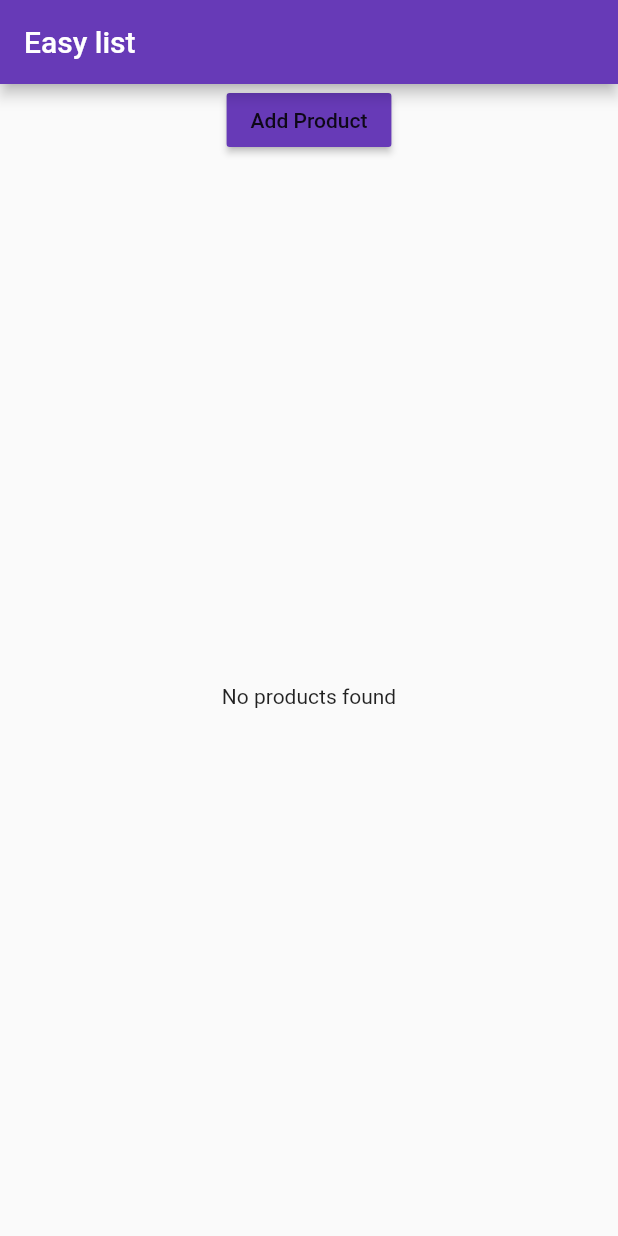
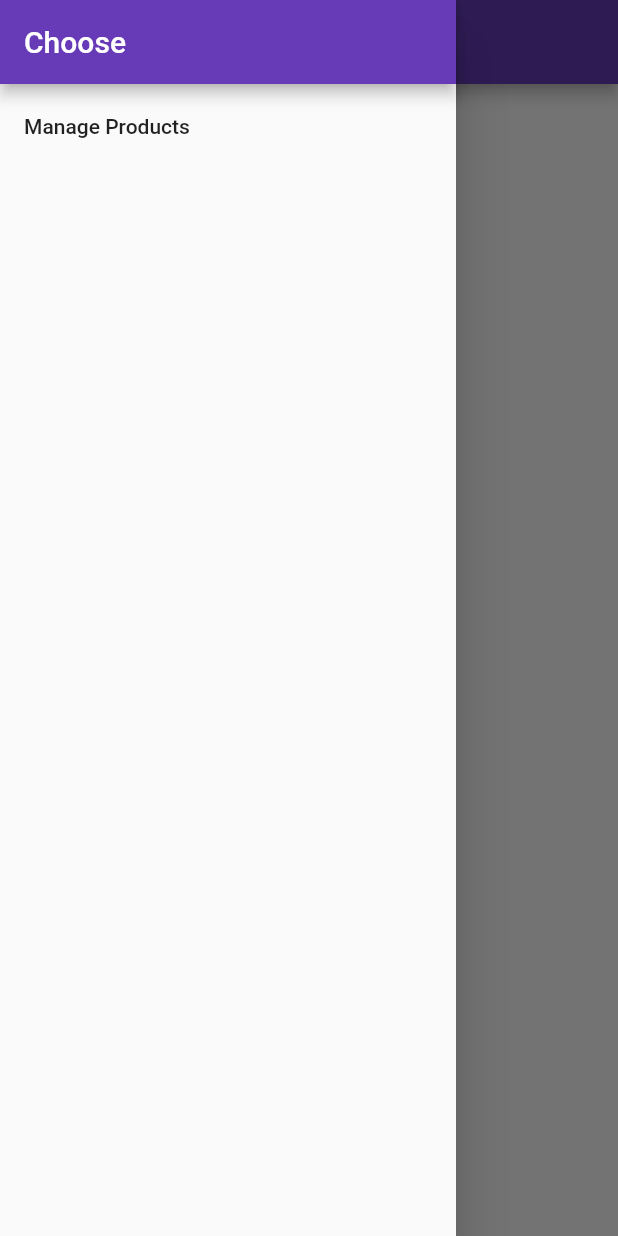
Before and after one commit to VasanthakumarV/mm-flutter, a Flutter app: the ProductsPage screen opened directly, with the side drawer open (before the commit the screen has no drawer), on a phone screen of 412 x 824 dp. Run offline on Flutter 3.47's test engine with Material 2 defaults, Android fonts, the phone set to English and light mode, and no system bars.

```diff
--- a/navigation/lib/pages/products.dart
+++ b/navigation/lib/pages/products.dart
@@ -6,6 +6,20 @@ class ProductsPage extends StatelessWidget {
   @override
   Widget build(BuildContext context) {
     return Scaffold(
+      drawer: Drawer(
+        child: Column(
+          children: <Widget>[
+            AppBar(
+              automaticallyImplyLeading: false,
+              title: Text('Choose'),
+            ),
+            ListTile(
+              title: Text('Manage Products'),
+              onTap: () {},
+            ),
+          ],
+        ),
+      ),
       appBar: AppBar(
         title: Text("Easy list"),
       ),
```
